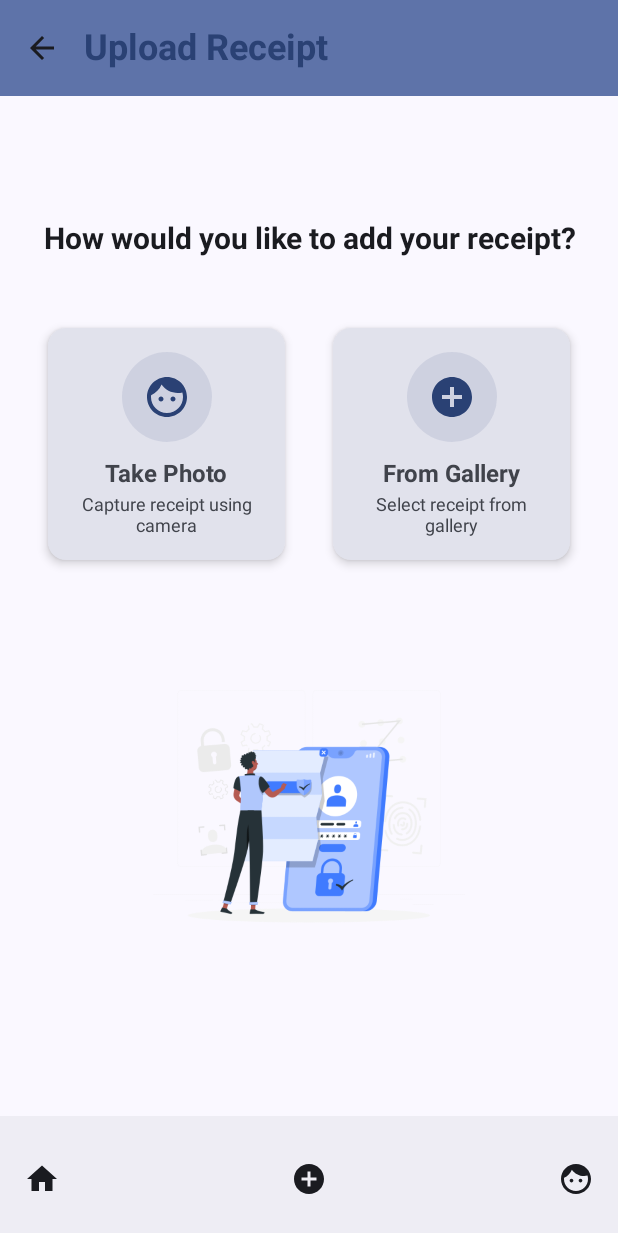
After one commit to curryyyyy/SmartTax_Ver1, an Android app built with Jetpack Compose: the UploadReceiptScreen screen opened through its navigation route, on a phone screen of 412 x 824 dp. The commit adds this screen. Shown: the top 1233 px of the screen. Run offline under Robolectric (Android 15) with nearby library versions, the phone set to English and light mode, and no system bars; our stand-ins replace Firebase (no records; nobody signed in at launch, a user with empty details on screens opened directly).

Commit message:
- create upload receipt UI page - able to create 2 function which is take photo, and choose photo from gallery

```diff
--- a/app/src/main/AndroidManifest.xml
+++ b/app/src/main/AndroidManifest.xml
@@ -1,6 +1,10 @@
 <?xml version="1.0" encoding="utf-8"?>
 <manifest xmlns:android="http://schemas.android.com/apk/res/android"
     xmlns:tools="http://schemas.android.com/tools">
+
+    <uses-permission android:name="android.permission.CAMERA" />
+    <uses-feature android:name="android.hardware.camera" android:required="false" />
+
 
     <application
         android:allowBackup="true"
--- a/app/src/main/java/com/example/smarttax_ver1/AppNavigation.kt
+++ b/app/src/main/java/com/example/smarttax_ver1/AppNavigation.kt
@@ -12,6 +12,7 @@ import com.example.smarttax_ver1.screen.HomeScreen
 import com.example.smarttax_ver1.screen.LoginScreen
 import com.example.smarttax_ver1.screen.ProfileScreen
 import com.example.smarttax_ver1.screen.RegisterScreen
+import com.example.smarttax_ver1.screen.UploadReceiptScreen
 import com.google.firebase.Firebase
 import com.google.firebase.auth.auth
 
@@ -50,5 +51,9 @@ fun AppNavigation(modifier: Modifier = Modifier){
         composable("category"){
             CategoryScreen(modifier)
         }
+
+        composable("uploadReceipt") {
+            UploadReceiptScreen(modifier, navController)
+        }
     }
 }
--- a/app/src/main/java/com/example/smarttax_ver1/screen/HomeScreen.kt
+++ b/app/src/main/java/com/example/smarttax_ver1/screen/HomeScreen.kt
@@ -79,7 +79,7 @@ fun HomeScreen(modifier: Modifier = Modifier, navController: NavHostController)
                     Spacer(modifier = Modifier.weight(1f))
 
                     //upload receipt
-                    IconButton(onClick = { /* do something */ }) {
+                    IconButton(onClick = { navController.navigate("uploadReceipt") }) {
                         Icon(
                             Icons.Filled.AddCircle,
                             contentDescription = "Localized description",
--- /dev/null
+++ b/app/src/main/java/com/example/smarttax_ver1/screen/UploadReceiptScreen.kt
@@ -0,0 +1,411 @@
+package com.example.smarttax_ver1.screen
+
+import android.Manifest
+import android.content.ContentValues
+import android.content.pm.PackageManager
+import android.net.Uri
+import android.provider.MediaStore
+import android.widget.Toast
+import androidx.activity.compose.rememberLauncherForActivityResult
+import androidx.activity.result.contract.ActivityResultContracts
+import androidx.compose.foundation.Image
+import androidx.compose.foundation.background
+import androidx.compose.foundation.border
+import androidx.compose.foundation.clickable
+import androidx.compose.foundation.layout.Arrangement
+import androidx.compose.foundation.layout.Box
+import androidx.compose.foundation.layout.Column
+import androidx.compose.foundation.layout.Row
+import androidx.compose.foundation.layout.Spacer
+import androidx.compose.foundation.layout.fillMaxSize
+import androidx.compose.foundation.layout.fillMaxWidth
+import androidx.compose.foundation.layout.height
+import androidx.compose.foundation.layout.padding
+import androidx.compose.foundation.layout.size
+import androidx.compose.foundation.layout.width
+import androidx.compose.foundation.shape.RoundedCornerShape
+import androidx.compose.material.icons.Icons
+import androidx.compose.material.icons.filled.AddCircle
+import androidx.compose.material.icons.filled.ArrowBack
+import androidx.compose.material.icons.filled.Face
+import androidx.compose.material.icons.filled.Home
+import androidx.compose.material3.BottomAppBar
+import androidx.compose.material3.Button
+import androidx.compose.material3.Card
+import androidx.compose.material3.CardDefaults
+import androidx.compose.material3.CircularProgressIndicator
+import androidx.compose.material3.ExperimentalMaterial3Api
+import androidx.compose.material3.Icon
+import androidx.compose.material3.IconButton
+import androidx.compose.material3.MaterialTheme
+import androidx.compose.material3.Scaffold
+import androidx.compose.material3.Text
+import androidx.compose.material3.TopAppBar
+import androidx.compose.material3.TopAppBarDefaults
+import androidx.compose.runtime.Composable
+import androidx.compose.runtime.getValue
+import androidx.compose.runtime.mutableStateOf
+import androidx.compose.runtime.remember
+import androidx.compose.runtime.setValue
+import androidx.compose.ui.Alignment
+import androidx.compose.ui.Modifier
+import androidx.compose.ui.draw.clip
+import androidx.compose.ui.graphics.Color
+import androidx.compose.ui.layout.ContentScale
+import androidx.compose.ui.platform.LocalContext
+import androidx.compose.ui.res.painterResource
+import androidx.compose.ui.text.TextStyle
+import androidx.compose.ui.text.font.FontFamily
+import androidx.compose.ui.text.font.FontWeight
+import androidx.compose.ui.text.style.TextAlign
+import androidx.compose.ui.unit.dp
+import androidx.compose.ui.unit.sp
+import androidx.core.content.ContextCompat
+import androidx.navigation.NavHostController
+import coil.compose.rememberAsyncImagePainter
+import com.example.smarttax_ver1.AppUtil
+import com.example.smarttax_ver1.R
+
+@OptIn(ExperimentalMaterial3Api::class)
+@Composable
+fun UploadReceiptScreen(
+    modifier: Modifier = Modifier,
+    navController: NavHostController
+) {
+    Scaffold(
+        topBar = {
+            TopAppBar(
+                colors = TopAppBarDefaults.topAppBarColors(
+                    containerColor = MaterialTheme.colorScheme.primaryContainer,
+                    titleContentColor = MaterialTheme.colorScheme.primary,
+                ),
+                title = {
+                    Text(
+                        text = "Upload Receipt",
+                        style = TextStyle(
+                            fontSize = 24.sp,
+                            fontFamily = FontFamily.SansSerif,
+                            fontWeight = FontWeight.Bold
+                        )
+                    )
+                },
+                navigationIcon = {
+                    IconButton(onClick = { navController.navigateUp() }) {
+                        Icon(Icons.Filled.ArrowBack, contentDescription = "Back")
+                    }
+                }
+            )
+        },
+        bottomBar = {
+            BottomAppBar(
+                actions = {
+                    // Home
+                    IconButton(onClick = { navController.navigate("home") }) {
+                        Icon(Icons.Filled.Home, contentDescription = "Home")
+                    }
+
+                    Spacer(modifier = Modifier.weight(1f))
+
+                    // Upload receipt
+                    IconButton(onClick = { /* Already on this screen */ }) {
+                        Icon(
+                            Icons.Filled.AddCircle,
+                            contentDescription = "Upload Receipt",
+                        )
+                    }
+
+                    Spacer(modifier = Modifier.weight(1f))
+
+                    // Profile
+                    IconButton(onClick = { navController.navigate("editProfile") }) {
+                        Icon(
+                            Icons.Filled.Face,
+                            contentDescription = "Profile",
+                        )
+                    }
+                },
+            )
+        }
+    ) { innerPadding ->
+        UploadReceiptContent(
+            modifier = modifier.padding(innerPadding),
+            navController = navController
+        )
+    }
+}
+
+@Composable
+fun UploadReceiptContent(
+    modifier: Modifier = Modifier,
+    navController: NavHostController
+) {
+    val context = LocalContext.current
+
+    // State for tracking the selected image URI
+    var selectedImageUri by remember { mutableStateOf<Uri?>(null) }
+
+    // State for loading indicator
+    var isLoading by remember { mutableStateOf(false) }
+
+    // Create a launcher for content selection (gallery)
+    val galleryLauncher = rememberLauncherForActivityResult(
+        contract = ActivityResultContracts.GetContent()
+    ) { uri: Uri? ->
+        if (uri != null) {
+            selectedImageUri = uri
+            // After selecting from gallery, navigate to receipt summary or processing screen
+            // For now, just show a toast
+            AppUtil.showToast(context, "Receipt selected from gallery")
+            // TODO: Process the receipt image and navigate to summary screen
+            // navController.navigate("receiptSummary")
+        }
+    }
+
+    // Camera launcher
+    val cameraLauncher = rememberLauncherForActivityResult(
+        contract = ActivityResultContracts.TakePicture()
+    ) { success ->
+        if (success && selectedImageUri != null) {
+            // Image captured successfully
+            AppUtil.showToast(context, "Receipt captured with camera")
+            // TODO: Process the receipt image and navigate to summary screen
+            // navController.navigate("receiptSummary")
+        }
+    }
+
+    // Camera permission launcher
+    val cameraPermissionLauncher = rememberLauncherForActivityResult(
+        contract = ActivityResultContracts.RequestPermission()
+    ) { isGranted: Boolean ->
+        if (isGranted) {
+            // Permission is granted, proceed with camera
+            val contentValues = ContentValues().apply {
+                put(MediaStore.Images.Media.TITLE, "New Receipt")
+                put(MediaStore.Images.Media.DESCRIPTION, "From Smart Tax Handler Camera")
+            }
+
+            val imageUri = context.contentResolver.insert(
+                MediaStore.Images.Media.EXTERNAL_CONTENT_URI,
+                contentValues
+            )
+
+            if (imageUri != null) {
+                selectedImageUri = imageUri
+                cameraLauncher.launch(imageUri)
+            } else {
+                AppUtil.showToast(context, "Failed to create image file")
+            }
+        } else {
+            // Permission denied
+            AppUtil.showToast(context, "Camera permission is required to take pictures")
+        }
+    }
+
+
+    // We've moved the camera launch logic directly into the permission callback
+
+    Column(
+        modifier = modifier
+            .fillMaxSize()
+            .padding(24.dp),
+        verticalArrangement = Arrangement.Center,
+        horizontalAlignment = Alignment.CenterHorizontally
+    ) {
+        Text(
+            text = "How would you like to add your receipt?",
+            style = TextStyle(
+                fontSize = 20.sp,
+                fontWeight = FontWeight.Bold,
+                textAlign = TextAlign.Center
+            ),
+            modifier = Modifier.padding(bottom = 40.dp)
+        )
+
+        // Display selected image if available
+        if (selectedImageUri != null) {
+            Box(
+                modifier = Modifier
+                    .fillMaxWidth()
+                    .height(200.dp)
+                    .padding(bottom = 24.dp)
+                    .clip(RoundedCornerShape(12.dp))
+                    .border(
+                        width = 2.dp,
+                        color = MaterialTheme.colorScheme.primary,
+                        shape = RoundedCornerShape(12.dp)
+                    )
+            ) {
+                Image(
+                    painter = rememberAsyncImagePainter(selectedImageUri),
+                    contentDescription = "Selected Receipt",
+                    modifier = Modifier.fillMaxSize(),
+                    contentScale = ContentScale.Fit
+                )
+            }
+
+            Button(
+                onClick = {
+                    isLoading = true
+                    // Simulate processing delay
+                    android.os.Handler().postDelayed({
+                        isLoading = false
+                        navController.navigate("home") // Change to receipt summary when available
+                    }, 2000)
+                },
+                modifier = Modifier
+                    .fillMaxWidth()
+                    .height(56.dp),
+                enabled = !isLoading
+            ) {
+                if (isLoading) {
+                    CircularProgressIndicator(
+                        modifier = Modifier.size(24.dp),
+                        color = MaterialTheme.colorScheme.onPrimary,
+                        strokeWidth = 2.dp
+                    )
+                } else {
+                    Text("Process Receipt", fontSize = 18.sp)
+                }
+            }
+
+            Spacer(modifier = Modifier.height(16.dp))
+
+            Button(
+                onClick = { selectedImageUri = null },
+                modifier = Modifier
+                    .fillMaxWidth()
+                    .height(56.dp)
+            ) {
+                Text("Choose Another Receipt", fontSize = 18.sp)
+            }
+        } else {
+            // Option Cards
+            Row(
+                modifier = Modifier.fillMaxWidth(),
+                horizontalArrangement = Arrangement.SpaceEvenly
+            ) {
+                // Take photo option
+                UploadOption(
+                    icon = Icons.Default.Face,
+                    title = "Take Photo",
+                    description = "Capture receipt using camera",
+                    onClick = {
+                        when (PackageManager.PERMISSION_GRANTED) {
+                            ContextCompat.checkSelfPermission(
+                                context,
+                                Manifest.permission.CAMERA
+                            ) -> {
+                                // Permission already granted, proceed with camera
+                                val contentValues = ContentValues().apply {
+                                    put(MediaStore.Images.Media.TITLE, "New Receipt")
+                                    put(MediaStore.Images.Media.DESCRIPTION, "From Smart Tax Handler Camera")
+                                }
+
+                                val imageUri = context.contentResolver.insert(
+                                    MediaStore.Images.Media.EXTERNAL_CONTENT_URI,
+                                    contentValues
+                                )
+
+                                if (imageUri != null) {
+                                    selectedImageUri = imageUri
+                                    cameraLauncher.launch(imageUri)
+                                } else {
+                                    AppUtil.showToast(context, "Failed to create image file")
+                                }
+                            }
+                            else -> {
+                                // Request permission
+                                cameraPermissionLauncher.launch(Manifest.permission.CAMERA)
+                            }
+                        }
+                    },
+                    modifier = Modifier.weight(1f)
+                )
+
+                Spacer(modifier = Modifier.width(16.dp))
+
+                // Upload from gallery option
+                UploadOption(
+                    icon = Icons.Default.AddCircle,
+                    title = "From Gallery",
+                    description = "Select receipt from gallery",
+                    onClick = { galleryLauncher.launch("image/*") },
+                    modifier = Modifier.weight(1f)
+                )
+            }
+
+            Spacer(modifier = Modifier.height(40.dp))
+
+            // Illustration
+            Image(
+                painter = painterResource(id = R.drawable.login), // Replace with a receipt image resource
+                contentDescription = "Upload Receipt Illustration",
+                modifier = Modifier
+                    .size(240.dp)
+                    .padding(16.dp)
+            )
+        }
+    }
+}
+
+@Composable
+fun UploadOption(
+    icon: androidx.compose.ui.graphics.vector.ImageVector,
+    title: String,
+    description: String,
+    onClick: () -> Unit,
+    modifier: Modifier = Modifier
+) {
+    Card(
+        modifier = modifier
+            .padding(8.dp)
+            .clickable(onClick = onClick),
+        elevation = CardDefaults.cardElevation(defaultElevation = 4.dp),
+        colors = CardDefaults.cardColors(
+            containerColor = MaterialTheme.colorScheme.surfaceVariant
+        )
+    ) {
+        Column(
+            modifier = Modifier
+                .fillMaxWidth()
+                .padding(16.dp),
+            horizontalAlignment = Alignment.CenterHorizontally,
+            verticalArrangement = Arrangement.Center
+        ) {
+            Box(
+                modifier = Modifier
+                    .size(60.dp)
+                    .clip(RoundedCornerShape(50))
+                    .background(MaterialTheme.colorScheme.primary.copy(alpha = 0.1f)),
+                contentAlignment = Alignment.Center
+            ) {
+                Icon(
+                    imageVector = icon,
+                    contentDescription = title,
+                    modifier = Modifier.size(32.dp),
+                    tint = MaterialTheme.colorScheme.primary
+                )
+            }
+
+            Spacer(modifier = Modifier.height(12.dp))
+
+            Text(
+                text = title,
+                style = TextStyle(
+                    fontSize = 16.sp,
+                    fontWeight = FontWeight.Bold
+                )
+            )
+
+            Spacer(modifier = Modifier.height(4.dp))
+
+            Text(
+                text = description,
+                style = TextStyle(
+                    fontSize = 12.sp
+                ),
+                textAlign = TextAlign.Center
+            )
+        }
+    }
+}
```
